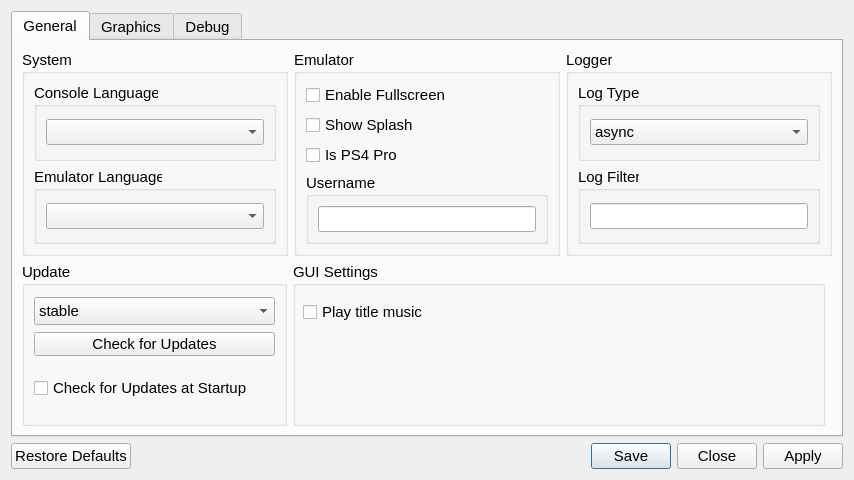
The window that src/qt_gui/settings_dialog.ui (ei-akulxx/shadPS4) describes before a commit, drawn with Qt 5.
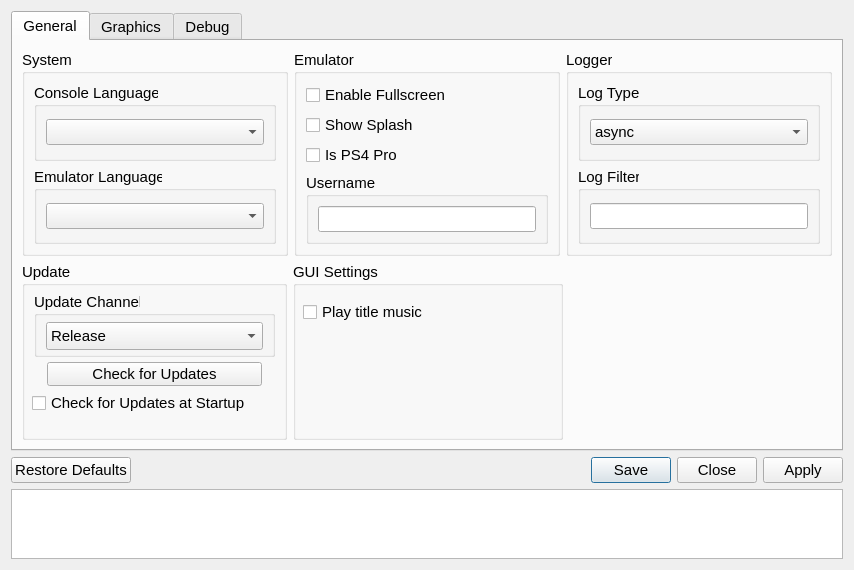
The same window after the commit. Icons and pictures are not drawn.

Commit message:
menu description | rename: Release/Nightly (#1116)
* menu description

* improve texts

* TR

* Release_Nightly

What changed in the file:
```diff
--- a/src/qt_gui/settings_dialog.ui
+++ b/src/qt_gui/settings_dialog.ui
@@ -12,7 +12,7 @@
     <x>0</x>
     <y>0</y>
     <width>854</width>
-    <height>480</height>
+    <height>570</height>
    </rect>
   </property>
   <property name="sizePolicy">
@@ -52,7 +52,7 @@
         <x>0</x>
         <y>0</y>
         <width>836</width>
-        <height>432</height>
+        <height>442</height>
        </rect>
       </property>
       <property name="sizePolicy">
@@ -290,9 +290,9 @@
               <widget class="QCheckBox" name="updateCheckBox">
                <property name="geometry">
                 <rect>
-                 <x>12</x>
-                 <y>115</y>
-                 <width>251</width>
+                 <x>10</x>
+                 <y>130</y>
+                 <width>261</width>
                  <height>22</height>
                 </rect>
                </property>
@@ -300,35 +300,45 @@
                 <string>Check for Updates at Startup</string>
                </property>
               </widget>
-              <widget class="QComboBox" name="updateComboBox">
+              <widget class="QGroupBox" name="updaterComboBox">
                <property name="geometry">
                 <rect>
                  <x>12</x>
-                 <y>35</y>
+                 <y>30</y>
                  <width>241</width>
-                 <height>28</height>
+                 <height>65</height>
                 </rect>
                </property>
-               <property name="currentText">
-                <string>stable</string>
+               <property name="title">
+                <string>Update Channel</string>
                </property>
-               <item>
-                <property name="text">
-                 <string>stable</string>
+               <widget class="QComboBox" name="updateComboBox">
+                <property name="geometry">
+                 <rect>
+                  <x>12</x>
+                  <y>30</y>
+                  <width>217</width>
+                  <height>28</height>
+                 </rect>
                 </property>
-               </item>
-               <item>
-                <property name="text">
-                 <string>unstable</string>
-                </property>
-               </item>
+                <item>
+                 <property name="text">
+                  <string>Release</string>
+                 </property>
+                </item>
+                <item>
+                 <property name="text">
+                  <string>Nightly</string>
+                 </property>
+                </item>
+               </widget>
               </widget>
               <widget class="QPushButton" name="checkUpdateButton">
                <property name="geometry">
                 <rect>
-                 <x>12</x>
-                 <y>70</y>
-                 <width>241</width>
+                 <x>25</x>
+                 <y>100</y>
+                 <width>215</width>
                  <height>24</height>
                 </rect>
                </property>
@@ -390,6 +400,12 @@
             <property name="sizeType">
              <enum>QSizePolicy::Policy::Expanding</enum>
             </property>
+            <property name="sizeHint" stdset="0">
+             <size>
+              <width>0</width>
+              <height>0</height>
+             </size>
+            </property>
            </spacer>
           </item>
          </layout>
@@ -737,6 +753,19 @@
      </property>
     </widget>
    </item>
+   <item>
+    <widget class="QTextEdit" name="descriptionText">
+     <property name="maximumSize">
+      <size>
+       <width>16777215</width>
+       <height>70</height>
+      </size>
+     </property>
+     <property name="readOnly">
+      <bool>true</bool>
+     </property>
+    </widget>
+   </item>
   </layout>
  </widget>
  <resources/>
```
The commit also changes 30 other files.
